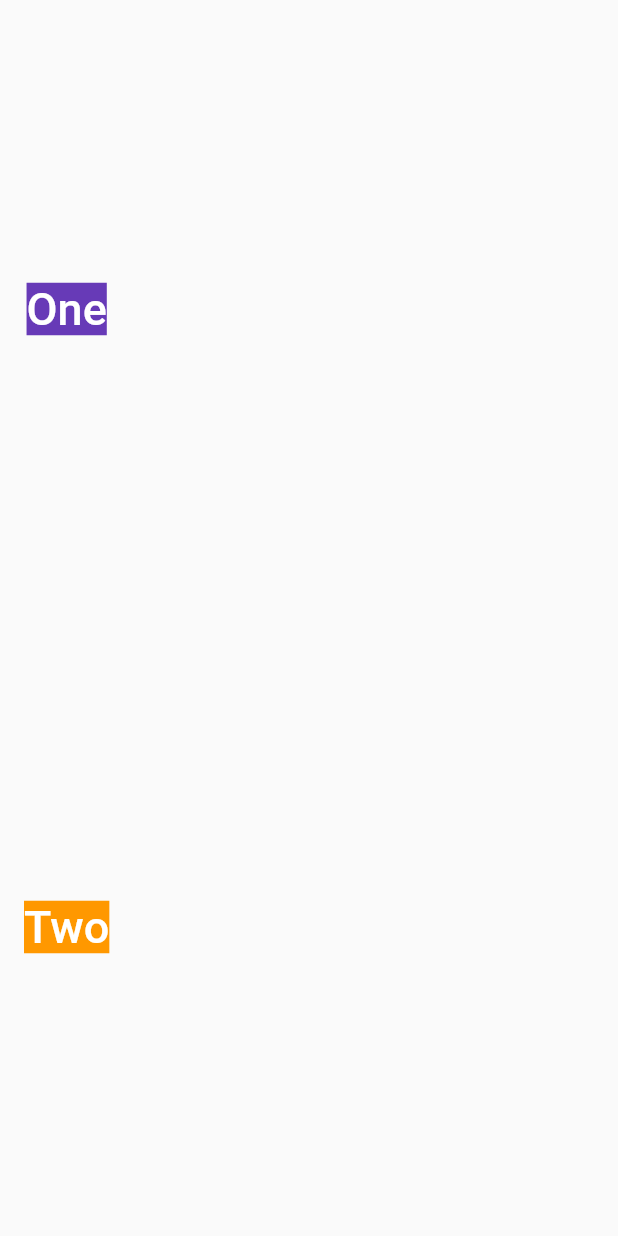
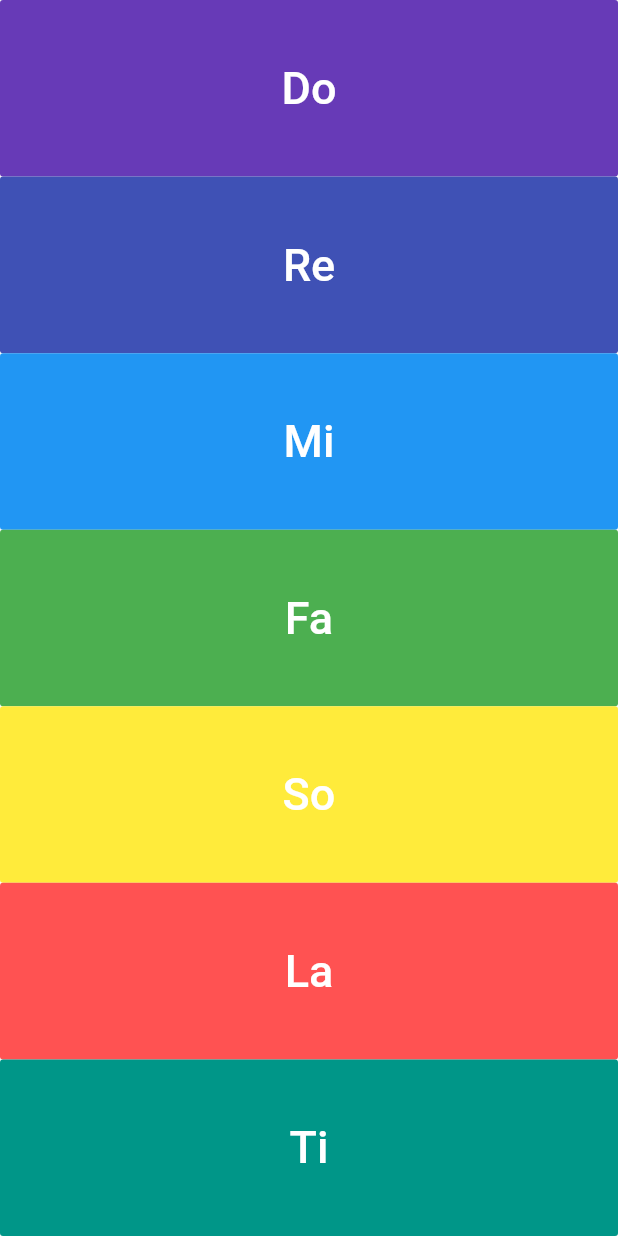
Before and after one commit to Aniket762/Flutter, a Flutter app: the screen it shows after launch, on a phone screen of 412 x 824 dp. Run offline on Flutter 3.47's test engine with Material 2 defaults, Android fonts, the phone set to English and light mode, and no system bars; our stand-ins replace audioplayers.

Commit message:
xylophone added

```diff
--- a/xylophone/lib/main.dart
+++ b/xylophone/lib/main.dart
@@ -18,28 +18,96 @@ class _MyAppState extends State<MyApp> {
     return MaterialApp(
       home: Scaffold(
         body: Column(
+          crossAxisAlignment: CrossAxisAlignment.stretch,
           children: <Widget>[
             Expanded(
               child: FlatButton(
+                color: Colors.deepPurple,
                 child: Container(
-                  color: Colors.deepPurple,
-                  child: Text('One',style: TextStyle(fontSize: 30,color: Colors.white),),
+
+                  child: Text('Do',style: TextStyle(fontSize: 30,color: Colors.white),),
                 ),
                 onPressed: (){
                     final player = AudioCache();
-                    player.play('Bekhayali - Arijit Singh Version.mp3');
+                    player.play('note1.wav');
                 },
               ),
             ),
             Expanded(
               child: FlatButton(
+                color: Colors.indigo,
                 child: Container(
-                  color: Colors.orange,
-                  child: Text('Two',style: TextStyle(fontSize: 30,color: Colors.white),),
+
+                  child: Text('Re',style: TextStyle(fontSize: 30,color: Colors.white),),
                 ),
                 onPressed: (){
                   final player = AudioCache();
-                  player.play('Kaise Hua - Kabir Singh.mp3');
+                  player.play('note2.wav');
+                },
+              ),
+            ),
+            Expanded(
+              child: FlatButton(
+                color: Colors.blue,
+                child: Container(
+
+                  child: Text('Mi',style: TextStyle(fontSize: 30,color: Colors.white),),
+                ),
+                onPressed: (){
+                  final player = AudioCache();
+                  player.play('note3.wav');
+                },
+              ),
+            ),
+            Expanded(
+              child: FlatButton(
+                color: Colors.green,
+                child: Container(
+
+                  child: Text('Fa',style: TextStyle(fontSize: 30,color: Colors.white),),
+                ),
+                onPressed: (){
+                  final player = AudioCache();
+                  player.play('note4.wav');
+                },
+              ),
+            ),
+            Expanded(
+              child: FlatButton(
+                color: Colors.yellow,
+                child: Container(
+
+                  child: Text('So',style: TextStyle(fontSize: 30,color: Colors.white),),
+                ),
+                onPressed: (){
+                  final player = AudioCache();
+                  player.play('note5.wav');
+                },
+              ),
+            ),
+            Expanded(
+              child: FlatButton(
+                color: Colors.redAccent,
+                child: Container(
+
+                  child: Text('La',style: TextStyle(fontSize: 30,color: Colors.white),),
+                ),
+                onPressed: (){
+                  final player = AudioCache();
+                  player.play('note6.wav');
+                },
+              ),
+            ),
+            Expanded(
+              child: FlatButton(
+                color: Colors.teal,
+                child: Container(
+
+                  child: Text('Ti',style: TextStyle(fontSize: 30,color: Colors.white),),
+                ),
+                onPressed: (){
+                  final player = AudioCache();
+                  player.play('notes7.wav');
                 },
               ),
             )
```
Also changed, not shown: xylophone/xylophoneHome.jpeg (added), 7 other files.
